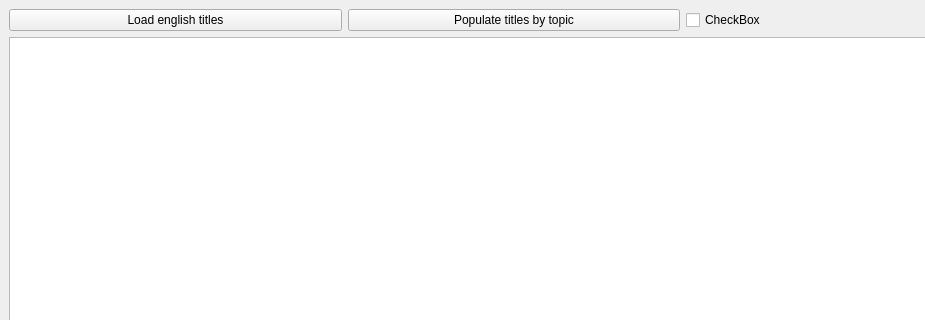
Qt form mainwindow.ui (stoyan-shopov/qlg) before a commit; both pictures show x 0 to 925 and y 0 to 320 of the 1028 by 721 pixel window.
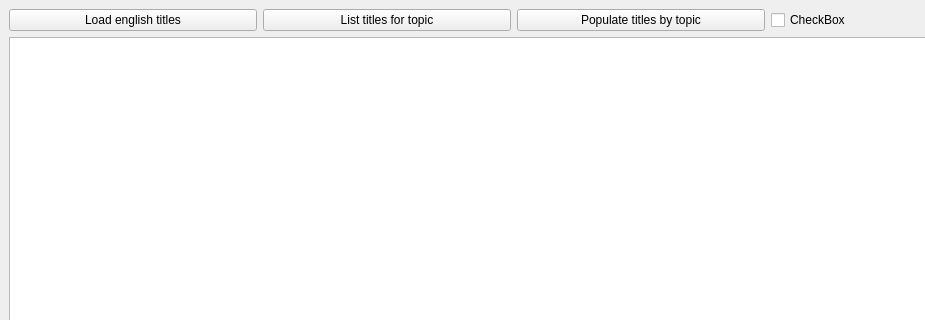
The same form after that commit.

```diff
--- a/mainwindow.ui
+++ b/mainwindow.ui
@@ -30,6 +30,13 @@
         </property>
        </widget>
       </item>
+      <item>
+       <widget class="QPushButton" name="pushButtonListTitlesForTopic">
+        <property name="text">
+         <string>List titles for topic</string>
+        </property>
+       </widget>
+      </item>
       <item>
        <widget class="QPushButton" name="pushButtonPopulateTitlesByTopic">
         <property name="text">
```
